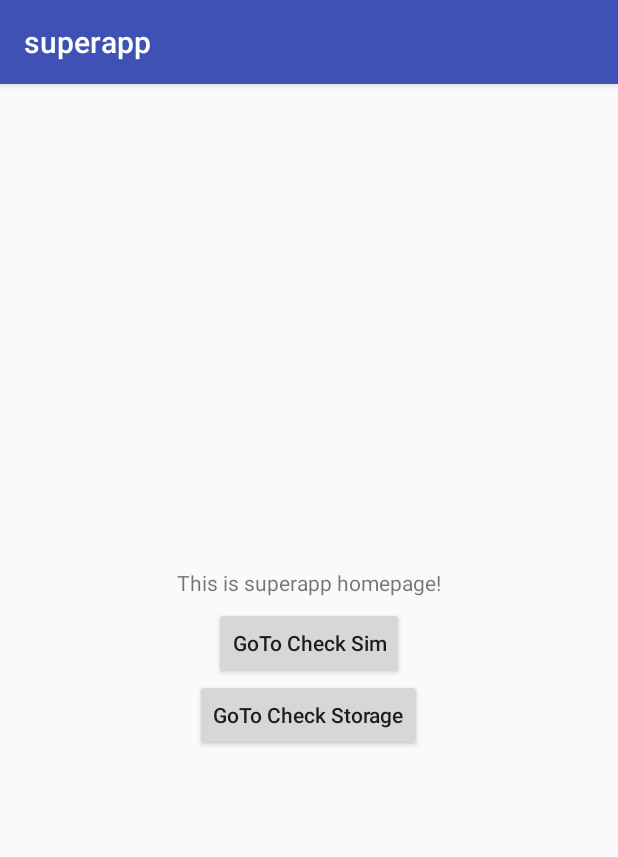
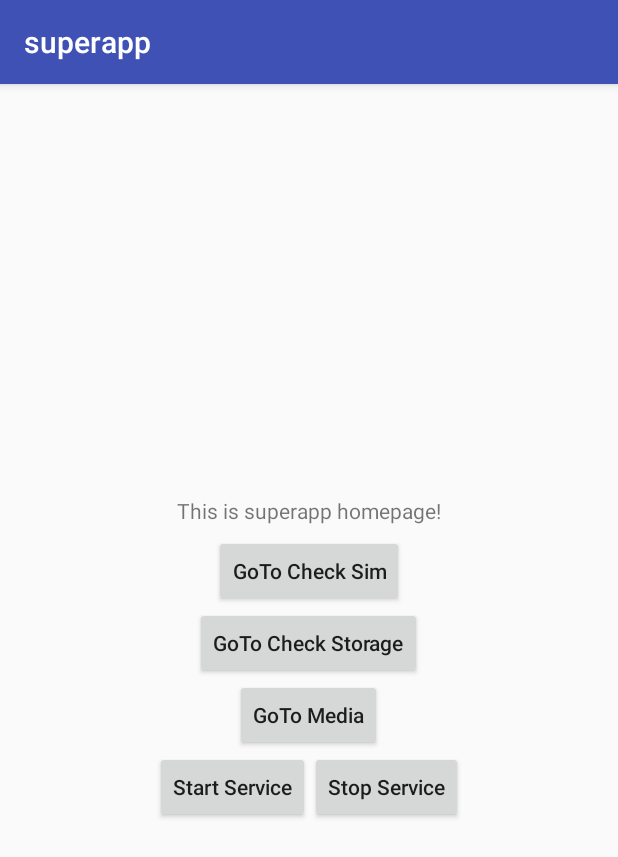
Before and after one commit to SuperJursery/superapp, an Android app: the screen it shows after launch (superAppActivity), on a phone screen of 412 x 824 dp. Shown: the top 857 px of the screen. Run offline under Robolectric (Android 15) with nearby library versions, the phone set to English and light mode, and no system bars.

Commit message:
1.add MediaEnjoy play mp3 activity. 2.modify MyService start and stop.

```diff
--- a/app/src/main/java/com/android/mothership/superapp/superAppActivity.java
+++ b/app/src/main/java/com/android/mothership/superapp/superAppActivity.java
@@ -32,6 +32,9 @@ public class superAppActivity extends AppCompatActivity {
 
     private Button switchButton;
     private Button storageButton;
+    private Button serviceStartButton;
+    private Button serviceStopButton;
+    private Button enjoyButton;
 
     @Override
     protected void onCreate(Bundle savedInstanceState) {
@@ -50,7 +53,7 @@ public class superAppActivity extends AppCompatActivity {
             }
         };
         this.registerReceiver(mBroadcastReceiver ,filter);
-        startService(new Intent(this, MyService.class));
+
         PowerManager pm = (PowerManager) this.getSystemService(Context.POWER_SERVICE);
         sleepWakeLock = pm.newWakeLock(PowerManager.PARTIAL_WAKE_LOCK, TAG);
         usbWakeLock = pm.newWakeLock(PowerManager.PARTIAL_WAKE_LOCK, TAG+"Usb");
@@ -65,6 +68,32 @@ public class superAppActivity extends AppCompatActivity {
             public void onClick(View v) {
                 Intent intent = new Intent();
                 ComponentName cpn= new ComponentName("com.android.mothership.superapp","com.android.mothership.superapp.StorageInfo");
+                intent.setComponent(cpn);
+                startActivity(intent);
+            }
+        });
+
+        serviceStartButton = (Button)findViewById(R.id.btn_service_start);
+        serviceStartButton.setOnClickListener(new OnClickListener() {
+            @Override
+            public void onClick(View v) {
+                startService(new Intent(superAppActivity.this, MyService.class));
+            }
+        });
+        serviceStopButton  = (Button)findViewById(R.id.btn_service_stop);
+        serviceStopButton.setOnClickListener(new OnClickListener() {
+            @Override
+            public void onClick(View v) {
+                stopService(new Intent(superAppActivity.this, MyService.class));
+            }
+        });
+
+        enjoyButton = (Button)findViewById(R.id.btn_enjoy);
+        enjoyButton.setOnClickListener(new OnClickListener() {
+            @Override
+            public void onClick(View v) {
+                Intent intent = new Intent();
+                ComponentName cpn= new ComponentName("com.android.mothership.superapp","com.android.mothership.superapp.MediaEnjoy");
                 intent.setComponent(cpn);
                 startActivity(intent);
             }
--- a/app/src/main/res/layout/activity_super_app.xml
+++ b/app/src/main/res/layout/activity_super_app.xml
@@ -35,6 +35,36 @@
             android:text="GoTo Check Storage"
             android:textAllCaps="false"
             />
+
+        <Button
+            android:id="@+id/btn_enjoy"
+            android:layout_width="wrap_content"
+            android:layout_height="wrap_content"
+            android:text="GoTo Media"
+            android:textAllCaps="false"
+            />
+
+        <LinearLayout
+            android:layout_width="match_parent"
+            android:layout_height="wrap_content"
+            android:orientation="horizontal"
+            android:gravity="center" >
+
+            <Button
+             android:id="@+id/btn_service_start"
+             android:layout_width="wrap_content"
+             android:layout_height="wrap_content"
+             android:text="Start Service"
+             android:textAllCaps="false" />
+
+            <Button
+                android:id="@+id/btn_service_stop"
+                android:layout_width="wrap_content"
+                android:layout_height="wrap_content"
+                android:text="Stop Service"
+                android:textAllCaps="false"/>
+
+        </LinearLayout>
     </LinearLayout>
 
 
```
Also changed, not shown: app/src/main/AndroidManifest.xml (+8 -1 lines), app/src/main/java/com/android/mothership/superapp/MediaEnjoy.java (added, +45 -0 lines), app/src/main/java/com/android/mothership/superapp/MusicService.java (added, +23 -0 lines), app/src/main/java/com/android/mothership/superapp/MyService.java (+8 -4 lines), app/src/main/res/layout/activity_media_enjoy.xml (added, +9 -0 lines), 1 other file.
